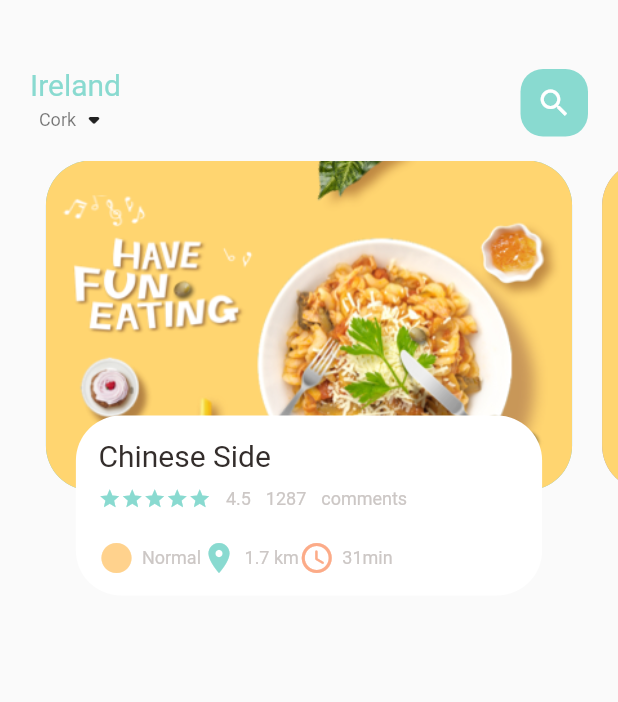
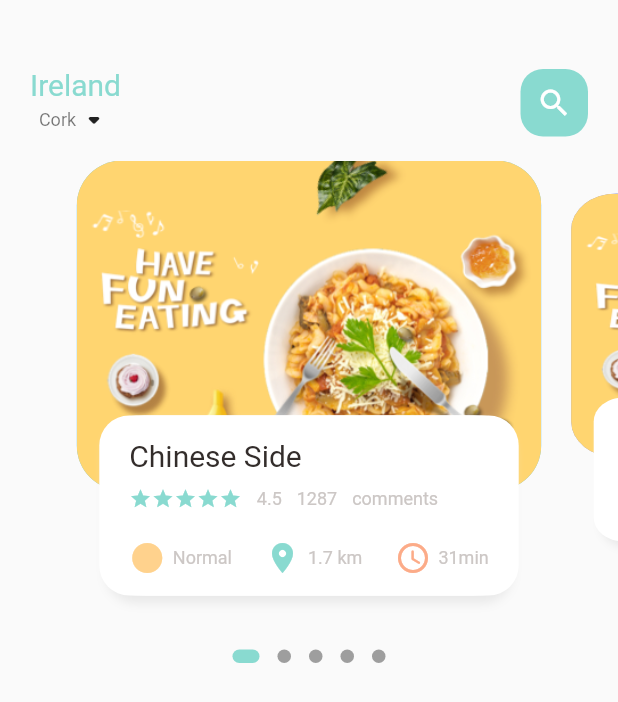
Before and after one commit to phods/food_app, a Flutter app: the screen it shows after launch, on a phone screen of 412 x 824 dp. Shown: the top 702 px of the screen. Run offline on Flutter 3.47's test engine with Material 2 defaults, Android fonts, the phone set to English and light mode, and no system bars; drawn by our look-alikes of dots_indicator; our stand-ins replace get.

Commit message:
implement screen features

```diff
--- a/lib/home/food_page_body.dart
+++ b/lib/home/food_page_body.dart
@@ -1,3 +1,4 @@
+import 'package:dots_indicator/dots_indicator.dart';
 import 'package:flutter/material.dart';
 import 'package:food_app/utils/colors.dart';
 import 'package:food_app/widgets/big_text.dart';
@@ -8,15 +9,37 @@ class FoodPageBody extends StatefulWidget {
   const FoodPageBody({Key? key}) : super(key: key);
 
   @override
-  State<FoodPageBody> createState() => _FoodPageBodyState();
+  _FoodPageBodyState createState() => _FoodPageBodyState();
 }
 
 class _FoodPageBodyState extends State<FoodPageBody> {
-  PageController pageController = PageController(viewportFraction: 0.9);
+  PageController pageController = PageController(viewportFraction: 0.8);
+  var _currPageValue = 0.0;
+  double _scaleFactor = 0.8;
+  double _height = 220;
+  @override
+  void initState() {
+    super.initState();
+    pageController.addListener(() {
+      setState(() {
+        _currPageValue = pageController.page!;
+        //print("Current values is: " + _currPageValue.toString());
+      });
+    });
+  }
+
+//method to clean the memory after leave the area
+  @override
+  void dispose() {
+    pageController.dispose();
+  }
+
   @override
   Widget build(BuildContext context) {
-    return Container(
-      //  color: Colors.red,
+    return Column(
+      children: [
+        Container(
+          //color: Colors.red,
           height: 320,
           child: PageView.builder(
               controller: pageController,
@@ -24,11 +47,49 @@ class _FoodPageBodyState extends State<FoodPageBody> {
               itemBuilder: (context, position) {
                 return _buildPageItem(position);
               }),
+        ),
+        new DotsIndicator(
+          dotsCount: 5,
+          position: _currPageValue,
+          decorator: DotsDecorator(
+            activeColor: AppColors.mainColor,
+            size: const Size.square(9.0),
+            activeSize: const Size(18.0, 9.0),
+            activeShape: RoundedRectangleBorder(
+                borderRadius: BorderRadius.circular(5.0)),
+          ),
+        )
+      ],
     );
   }
 
   Widget _buildPageItem(int index) {
-    return Stack(
+    //scaling
+    Matrix4 matrix = new Matrix4.identity();
+    if (index == _currPageValue.floor()) {
+      var currScale = 1 - (_currPageValue - index) * (1 - _scaleFactor);
+      var currTrans = _height * (1 - currScale) / 2;
+      matrix = Matrix4.diagonal3Values(1, currScale, 1)
+        ..setTranslationRaw(0, currTrans, 0);
+    } else if (index == _currPageValue.floor() + 1) {
+      var currScale =
+          _scaleFactor + (_currPageValue - index + 1) * (1 - _scaleFactor);
+      var currTrans = _height * (1 - currScale) / 2;
+      matrix = Matrix4.diagonal3Values(1, currScale, 1)
+        ..setTranslationRaw(0, currTrans, 0);
+    } else if (index == _currPageValue.floor() - 1) {
+      var currScale = 1 - (_currPageValue - index) * (1 - _scaleFactor);
+      var currTrans = _height * (1 - currScale) / 2;
+      matrix = Matrix4.diagonal3Values(1, currScale, 1)
+        ..setTranslationRaw(0, currTrans, 0);
+    } else {
+      var currScale = 0.8;
+      matrix = Matrix4.diagonal3Values(1, currScale, 1)
+        ..setTranslationRaw(0, _height * (1 - _scaleFactor) / 2, 0);
+    }
+    return Transform(
+      transform: matrix,
+      child: Stack(
         children: [
           Container(
             height: 220,
@@ -48,8 +109,23 @@ class _FoodPageBodyState extends State<FoodPageBody> {
               height: 120,
               margin: EdgeInsets.only(left: 30, right: 30, bottom: 30),
               decoration: BoxDecoration(
-              borderRadius: BorderRadius.circular(30),
+                borderRadius: BorderRadius.circular(20),
                 color: Colors.white,
+                boxShadow: [
+                  BoxShadow(
+                    color: Color(0xFFe8e8e8),
+                    blurRadius: 5.0,
+                    offset: Offset(0, 5),
+                  ),
+                  BoxShadow(
+                    color: Colors.white,
+                    offset: Offset(-5, 0),
+                  ),
+                  BoxShadow(
+                    color: Colors.white,
+                    offset: Offset(5, 0),
+                  ),
+                ],
               ),
               child: Container(
                 padding: EdgeInsets.only(top: 15, left: 15, right: 15),
@@ -75,6 +151,7 @@ class _FoodPageBodyState extends State<FoodPageBody> {
                     ),
                     SizedBox(height: 20),
                     Row(
+                      mainAxisAlignment: MainAxisAlignment.spaceBetween,
                       children: [
                         IconAndTextWidget(
                             icon: Icons.circle_sharp,
@@ -96,6 +173,7 @@ class _FoodPageBodyState extends State<FoodPageBody> {
             ),
           ),
         ],
+      ),
     );
   }
 }
--- a/lib/home/main_food_page.dart
+++ b/lib/home/main_food_page.dart
@@ -14,9 +14,11 @@ class MainFoodPage extends StatefulWidget {
 class _MainFoodPageState extends State<MainFoodPage> {
   @override
   Widget build(BuildContext context) {
+    print("current heigh is " + MediaQuery.of(context).size.height.toString());
     return Scaffold(
       body: Column(
         children: [
+          //showing the header
           Container(
             child: Container(
               margin: EdgeInsets.only(top: 45, bottom: 15),
@@ -58,6 +60,7 @@ class _MainFoodPageState extends State<MainFoodPage> {
                   ]),
             ),
           ),
+          //showing the body
           FoodPageBody(),
         ],
       ),
--- /dev/null
+++ b/lib/utils/dimensions.dart
@@ -0,0 +1,9 @@
+import 'package:get/get.dart';
+
+class Dimensions {
+  static double screenHeight = Get.context!.height;
+  static double screenWidth = Get.context!.width;
+  //840/220=3.84
+  static double pageViewContainer = screenHeight / 3.84;
+  static double pageViewTextContainer = screenHeight / 7.03;
+}
--- a/pubspec.yaml
+++ b/pubspec.yaml
@@ -29,6 +29,8 @@ environment:
 dependencies:
   flutter:
     sdk: flutter
+  get: ^4.1.4
+  dots_indicator: ^2.0.0
 
 
   # The following adds the Cupertino Icons font to your application.
```
Also changed, not shown: pubspec.lock. Lines whose indentation alone changed are shown as unchanged.
